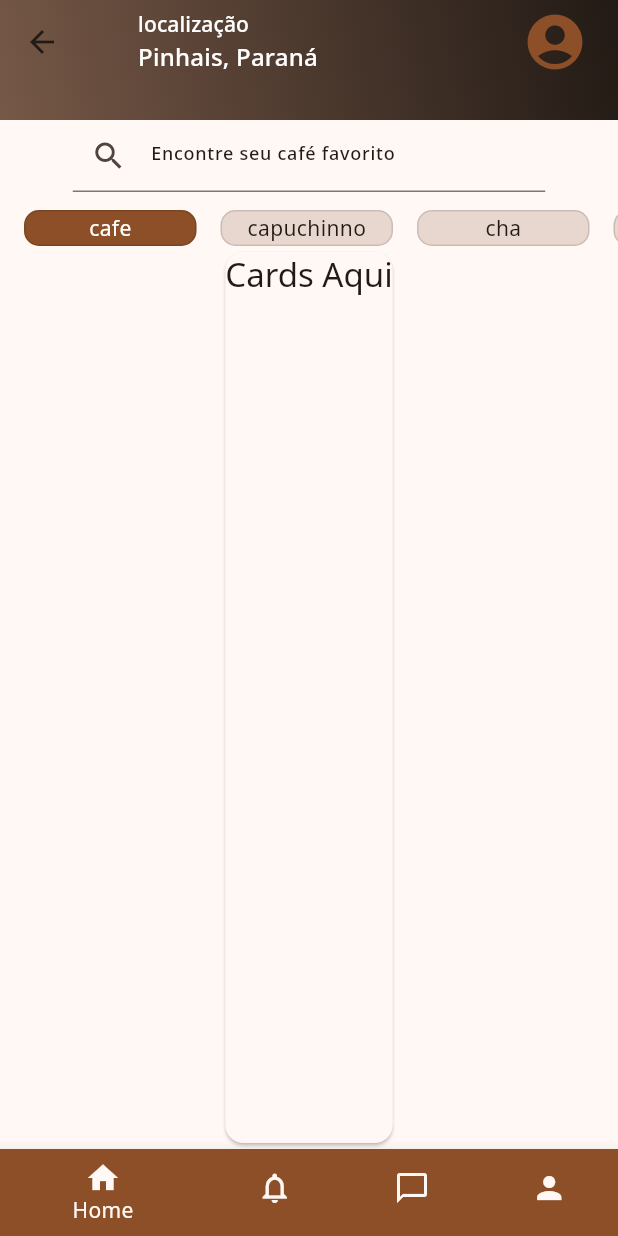
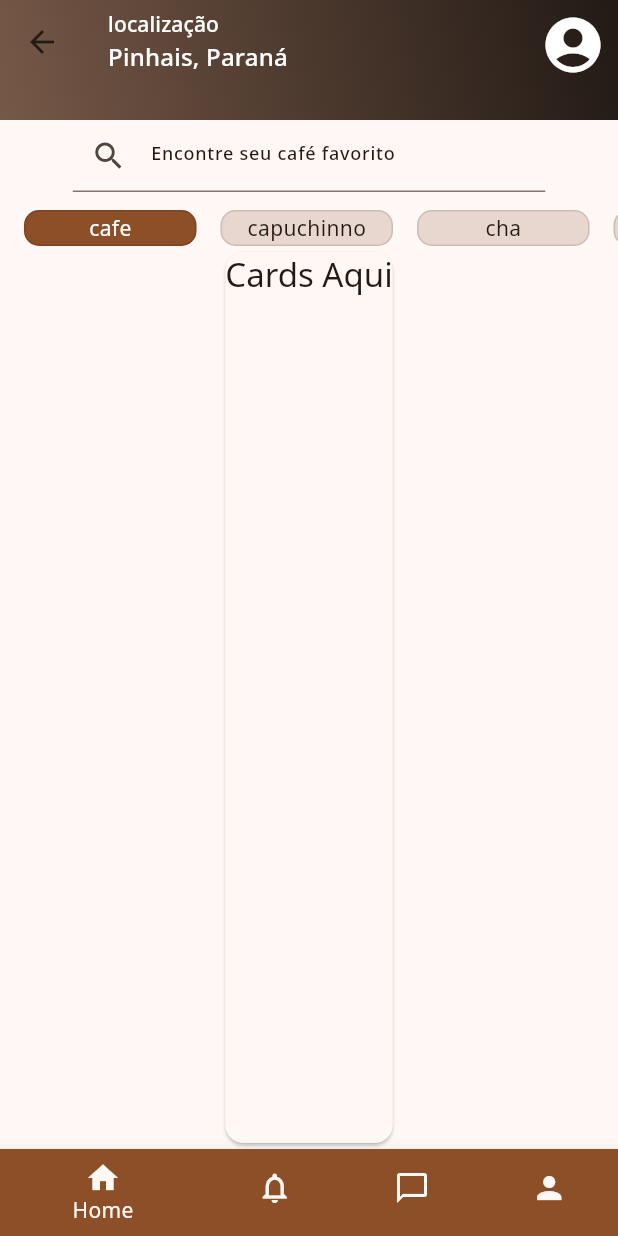
Before and after one commit to andreyrv18/CafePraJa, a Flutter app: the NavigationBottomBar screen opened directly, on a phone screen of 412 x 824 dp. Run offline on Flutter 3.47's test engine with Material 3 defaults, Android fonts, the phone set to English and light mode, and no system bars; our stand-ins replace google_fonts.

Commit message:
refactor: simplifica o widget AppBarWidget e melhora a legibilidade do código

```diff
--- a/lib/widgets/app_bar_widget.dart
+++ b/lib/widgets/app_bar_widget.dart
@@ -8,65 +8,50 @@ class AppBarWidget extends StatelessWidget implements PreferredSizeWidget {
 
   @override
   Widget build(BuildContext context) {
+    final ThemeData theme = Theme.of(context);
     return AppBar(
       flexibleSpace: Container(
         decoration: BoxDecoration(
           gradient: LinearGradient(
-            colors: [
-              Theme.of(context).colorScheme.secondary,
-              Theme.of(context).colorScheme.onSurface,
-            ],
+            colors: [theme.colorScheme.secondary, theme.colorScheme.onSurface],
             begin: Alignment.bottomLeft,
             end: Alignment.topRight,
           ),
         ),
       ),
       actions: [
-        Container(
-          padding: const EdgeInsets.symmetric(horizontal: 20.0),
-          child: SizedBox(
-            height: 44,
-            width: 44,
-            child: ClipRRect(
-              borderRadius: BorderRadius.circular(10),
-              child: Icon(
-                Icons.account_circle,
-                color: Theme.of(context).colorScheme.primary,
-                size: 44,
-              ),
-            ),
-          ),
+        IconButton(
+          icon: Icon(Icons.account_circle),
+          onPressed: () {},
+          color: theme.colorScheme.onSecondary,
+          iconSize: 44,
+          alignment: Alignment.center,
         ),
       ],
-      title: Container(
-        padding: const EdgeInsets.symmetric(horizontal: 20.0),
-        child: Row(
+      title: Row(
         mainAxisSize: MainAxisSize.min,
         crossAxisAlignment: CrossAxisAlignment.center,
-          // mainAxisAlignment: MainAxisAlignment.spaceBetween,
         children: [
           Column(
             mainAxisSize: MainAxisSize.min,
             crossAxisAlignment: CrossAxisAlignment.start,
-              // mainAxisAlignment: MainAxisAlignment.spaceBetween,
             children: [
               Text(
                 "localização",
-                  style: Theme.of(context).textTheme.titleSmall?.copyWith(
-                    color: Theme.of(context).colorScheme.onPrimary,
+                style: theme.textTheme.titleSmall?.copyWith(
+                  color: theme.colorScheme.onPrimary,
                 ),
               ),
               Text(
                 "Pinhais, Paraná",
-                  style: Theme.of(context).textTheme.titleMedium?.copyWith(
-                    color: Theme.of(context).colorScheme.onPrimary,
+                style: theme.textTheme.titleMedium?.copyWith(
+                  color: theme.colorScheme.onPrimary,
                 ),
               ),
             ],
           ),
         ],
       ),
-      ),
     );
   }
 }
```
Lines whose indentation alone changed are shown as unchanged.
